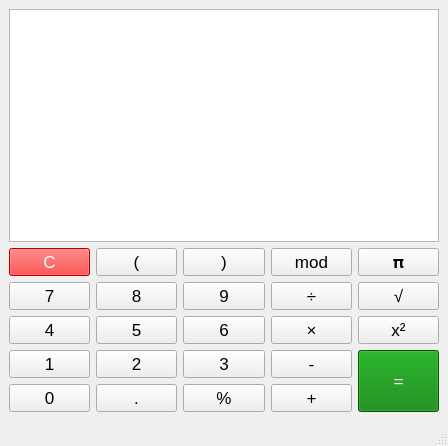
The window that mainwindow.ui (ledangquangdangquang/Caculator-qt-linux) describes before a commit, drawn with Qt 5.
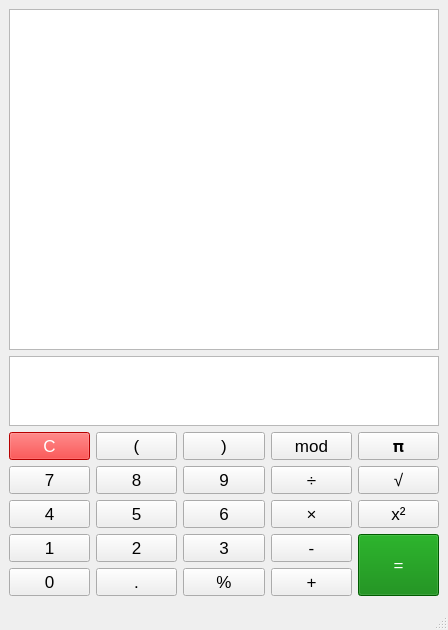
The same window after the commit. Icons and pictures are not drawn. Custom widgets are drawn as their Qt base class.

The edit to the form file:
```diff
--- a/mainwindow.ui
+++ b/mainwindow.ui
@@ -7,7 +7,7 @@
     <x>0</x>
     <y>0</y>
     <width>448</width>
-    <height>446</height>
+    <height>630</height>
    </rect>
   </property>
   <property name="font">
@@ -25,7 +25,17 @@
   <widget class="QWidget" name="centralwidget">
    <layout class="QVBoxLayout" name="verticalLayout_3">
     <item>
-     <layout class="QVBoxLayout" name="verticalLayout_2">
+     <layout class="QVBoxLayout" name="verticalLayout_2" stretch="7,1,1">
+      <item>
+       <widget class="QPlainTextEdit" name="plainHistory">
+        <property name="cursor" stdset="0">
+         <cursorShape>ArrowCursor</cursorShape>
+        </property>
+        <property name="focusPolicy">
+         <enum>Qt::NoFocus</enum>
+        </property>
+       </widget>
+      </item>
       <item>
        <widget class="MyPlainTextEdit" name="plainTextEdit">
         <property name="cursor" stdset="0">
```
Left out of the diff: 2 changed lines with no effect on the pictures.
